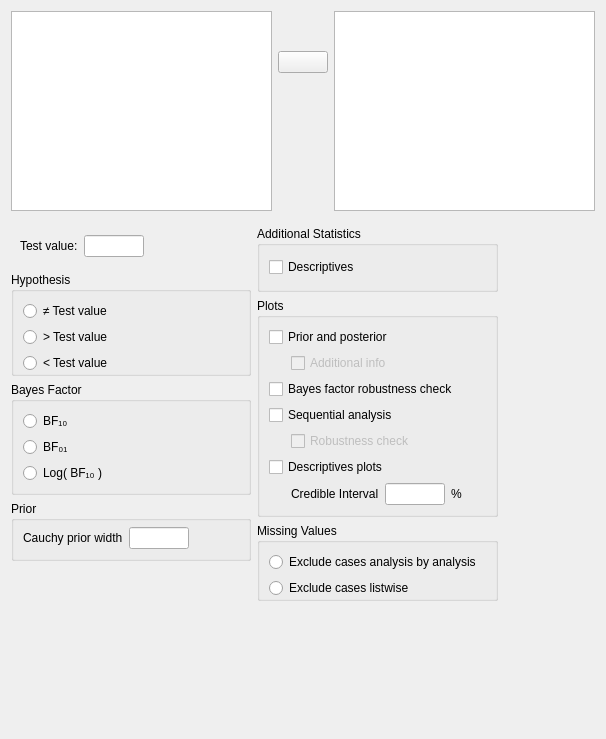
Qt form JASP-Desktop/analysisforms/ttestbayesianonesampleform.ui (jasp-stats/jasp-desktop) before a commit.
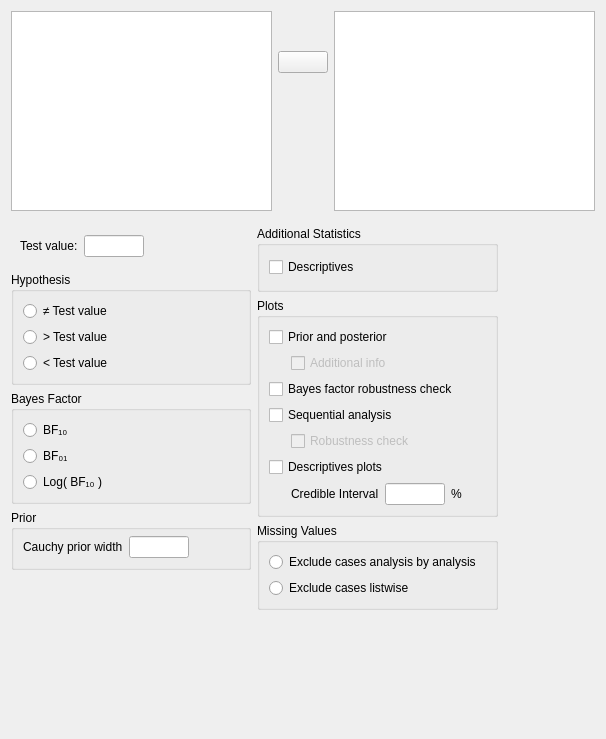
The same form after that commit. Custom widgets are drawn as their Qt base class.

What changed in the file:
```diff
--- a/JASP-Desktop/analysisforms/ttestbayesianonesampleform.ui
+++ b/JASP-Desktop/analysisforms/ttestbayesianonesampleform.ui
@@ -423,9 +423,6 @@
             <bool>false</bool>
            </property>
            <layout class="QGridLayout" name="gridLayout_9">
-            <property name="bottomMargin">
-             <number>0</number>
-            </property>
             <item row="0" column="0">
              <widget class="QRadioButton" name="_1twoTailed">
               <property name="sizePolicy">
@@ -543,9 +540,6 @@
             <bool>false</bool>
            </property>
            <layout class="QGridLayout" name="gridLayout_6">
-            <property name="bottomMargin">
-             <number>0</number>
-            </property>
             <item row="0" column="0">
              <widget class="QRadioButton" name="_1excludeAnalysisByAnalysis">
               <property name="sizePolicy">
```
